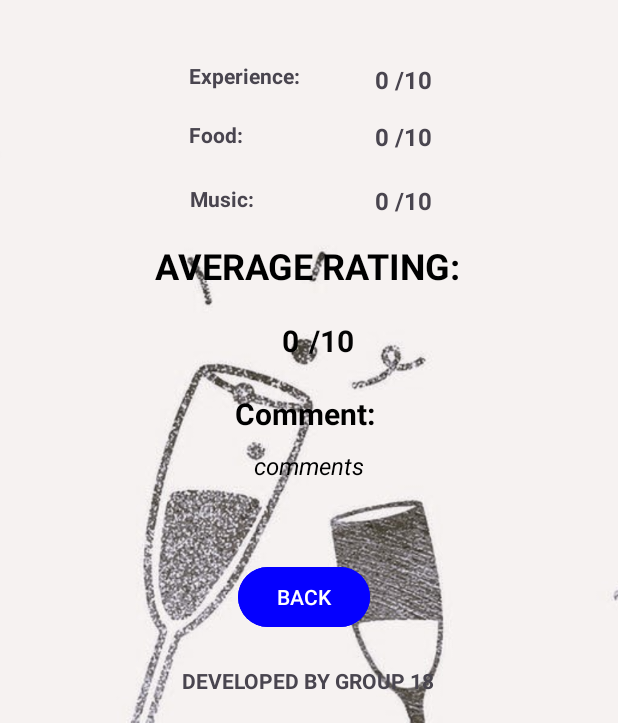
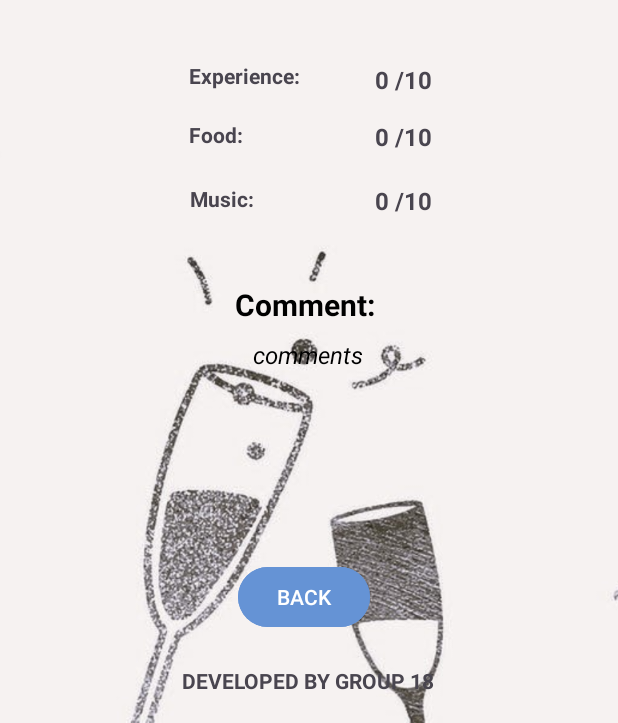
Before and after one commit to Apikmmar/2023A-Party, an Android app: the HostViewFeedback screen opened directly, with no data from a screen before it, on a phone screen of 412 x 824 dp, the part 513-1236 px from its top. Run offline under Robolectric (Android 15) with nearby library versions, the phone set to English and light mode, and no system bars; our stand-ins replace Firebase (no records; nobody signed in at launch, a user with empty details on screens opened directly); 1 statement that could not run was skipped.

Commit message:
update feedback and request

```diff
--- a/app/src/main/res/layout/activity_host_add_request.xml
+++ b/app/src/main/res/layout/activity_host_add_request.xml
@@ -63,7 +63,7 @@
         android:id="@+id/submit"
         android:layout_width="wrap_content"
         android:layout_height="wrap_content"
-        android:backgroundTint="@color/blue"
+        android:backgroundTint="@color/lightblue"
         android:fontFamily="sans-serif-medium"
         android:text="SUBMIT"
         app:layout_constraintBottom_toBottomOf="parent"
@@ -90,7 +90,7 @@
         android:id="@+id/back"
         android:layout_width="wrap_content"
         android:layout_height="wrap_content"
-        android:backgroundTint="@color/blue"
+        android:backgroundTint="@color/lightblue"
         android:fontFamily="sans-serif-medium"
         android:text="BACK"
         app:layout_constraintBottom_toBottomOf="parent"
--- a/app/src/main/res/layout/activity_host_feedback.xml
+++ b/app/src/main/res/layout/activity_host_feedback.xml
@@ -60,7 +60,7 @@
         android:id="@+id/back"
         android:layout_width="wrap_content"
         android:layout_height="wrap_content"
-        android:backgroundTint="@color/blue"
+        android:backgroundTint="@color/lightblue"
         android:fontFamily="sans-serif-medium"
         android:text="HOME"
         app:layout_constraintBottom_toBottomOf="parent"
--- a/app/src/main/res/layout/activity_host_view_feedback.xml
+++ b/app/src/main/res/layout/activity_host_view_feedback.xml
@@ -44,53 +44,10 @@
         android:textStyle="italic"
         app:layout_constraintBottom_toBottomOf="@+id/backgroundImageView"
         app:layout_constraintEnd_toEndOf="parent"
+        app:layout_constraintHorizontal_bias="0.497"
         app:layout_constraintStart_toStartOf="parent"
         app:layout_constraintTop_toTopOf="parent"
-        app:layout_constraintVertical_bias="0.839" />
-
-    <TextView
-        android:id="@+id/textView20"
-        android:layout_width="wrap_content"
-        android:layout_height="wrap_content"
-        android:text=" /10"
-        android:textColor="#040404"
-        android:textSize="20sp"
-        android:textStyle="bold"
-        app:layout_constraintBottom_toBottomOf="parent"
-        app:layout_constraintEnd_toEndOf="parent"
-        app:layout_constraintHorizontal_bias="0.534"
-        app:layout_constraintStart_toStartOf="parent"
-        app:layout_constraintTop_toTopOf="parent"
-        app:layout_constraintVertical_bias="0.697" />
-
-    <TextView
-        android:id="@+id/avgRating"
-        android:layout_width="wrap_content"
-        android:layout_height="wrap_content"
-        android:text="0"
-        android:textColor="#000000"
-        android:textSize="20sp"
-        android:textStyle="bold"
-        app:layout_constraintBottom_toBottomOf="parent"
-        app:layout_constraintEnd_toEndOf="parent"
-        app:layout_constraintHorizontal_bias="0.47"
-        app:layout_constraintStart_toStartOf="parent"
-        app:layout_constraintTop_toTopOf="parent"
-        app:layout_constraintVertical_bias="0.697" />
-
-    <TextView
-        android:id="@+id/textView21"
-        android:layout_width="205dp"
-        android:layout_height="37dp"
-        android:text="AVERAGE RATING:"
-        android:textColor="#000000"
-        android:textSize="24sp"
-        android:textStyle="bold"
-        app:layout_constraintBottom_toBottomOf="@+id/backgroundImageView"
-        app:layout_constraintEnd_toEndOf="parent"
-        app:layout_constraintStart_toStartOf="parent"
-        app:layout_constraintTop_toTopOf="parent"
-        app:layout_constraintVertical_bias="0.639" />
+        app:layout_constraintVertical_bias="0.742" />
 
     <TextView
         android:id="@+id/name"
@@ -190,7 +147,7 @@
         app:layout_constraintHorizontal_bias="0.498"
         app:layout_constraintStart_toStartOf="parent"
         app:layout_constraintTop_toTopOf="parent"
-        app:layout_constraintVertical_bias="0.76" />
+        app:layout_constraintVertical_bias="0.669" />
 
     <TextView
         android:id="@+id/textView8"
@@ -225,7 +182,7 @@
         android:id="@+id/button1"
         android:layout_width="wrap_content"
         android:layout_height="wrap_content"
-        android:backgroundTint="@color/blue"
+        android:backgroundTint="@color/lightblue"
         android:fontFamily="sans-serif-medium"
         android:text="BACK"
         app:layout_constraintBottom_toBottomOf="parent"
--- a/app/src/main/res/layout/activity_host_view_request.xml
+++ b/app/src/main/res/layout/activity_host_view_request.xml
@@ -60,7 +60,7 @@
         android:id="@+id/add"
         android:layout_width="wrap_content"
         android:layout_height="wrap_content"
-        android:backgroundTint="@color/blue"
+        android:backgroundTint="@color/lightblue"
         android:fontFamily="sans-serif-medium"
         android:text="ADD REQUEST"
         app:layout_constraintBottom_toBottomOf="parent"
@@ -74,7 +74,7 @@
         android:id="@+id/back"
         android:layout_width="wrap_content"
         android:layout_height="wrap_content"
-        android:backgroundTint="@color/blue"
+        android:backgroundTint="@color/lightblue"
         android:fontFamily="sans-serif-medium"
         android:text="BACK"
         app:layout_constraintBottom_toBottomOf="parent"
```
Also changed, not shown: app/src/main/java/com/example/a2023aparty/RequestAndFeedback/Host/HostAddRequest.java (+4 -5 lines), app/src/main/java/com/example/a2023aparty/RequestAndFeedback/User/GuestFeedback.java (+5 -23 lines), app/src/main/res/layout/activity_host_update_delete_request.xml (+4 -4 lines), app/src/main/res/layout/guest_request.xml (+2 -8 lines), app/src/main/res/layout/host_feedback.xml (+4 -9 lines), app/src/main/res/layout/host_request.xml (+4 -9 lines).
